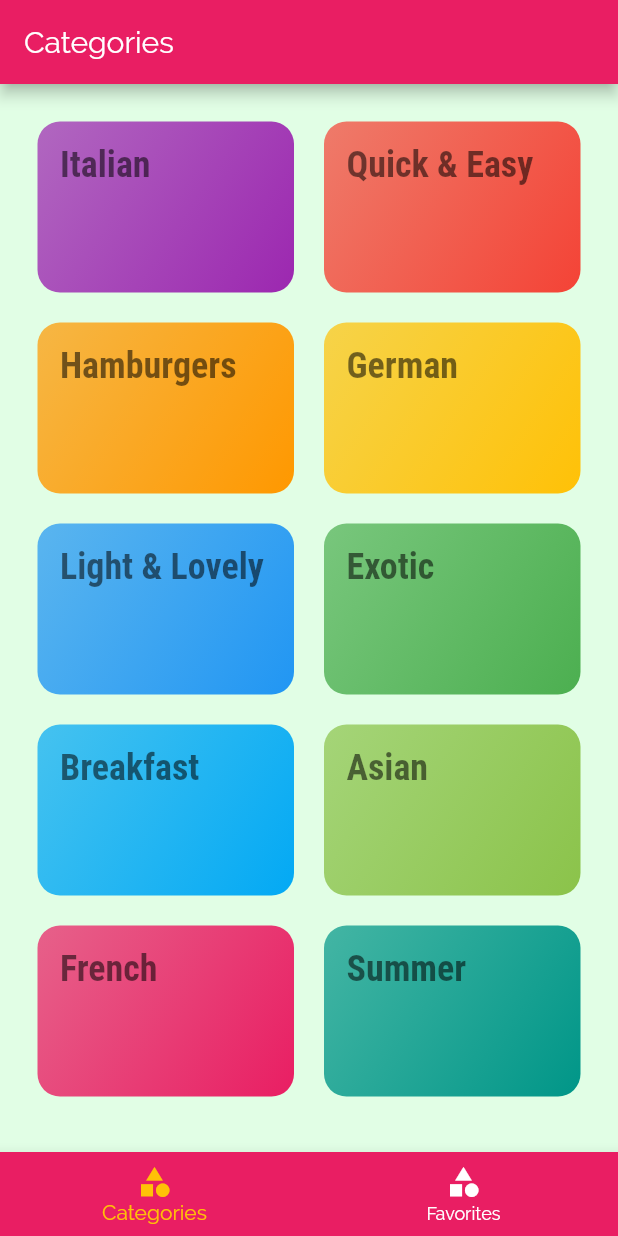
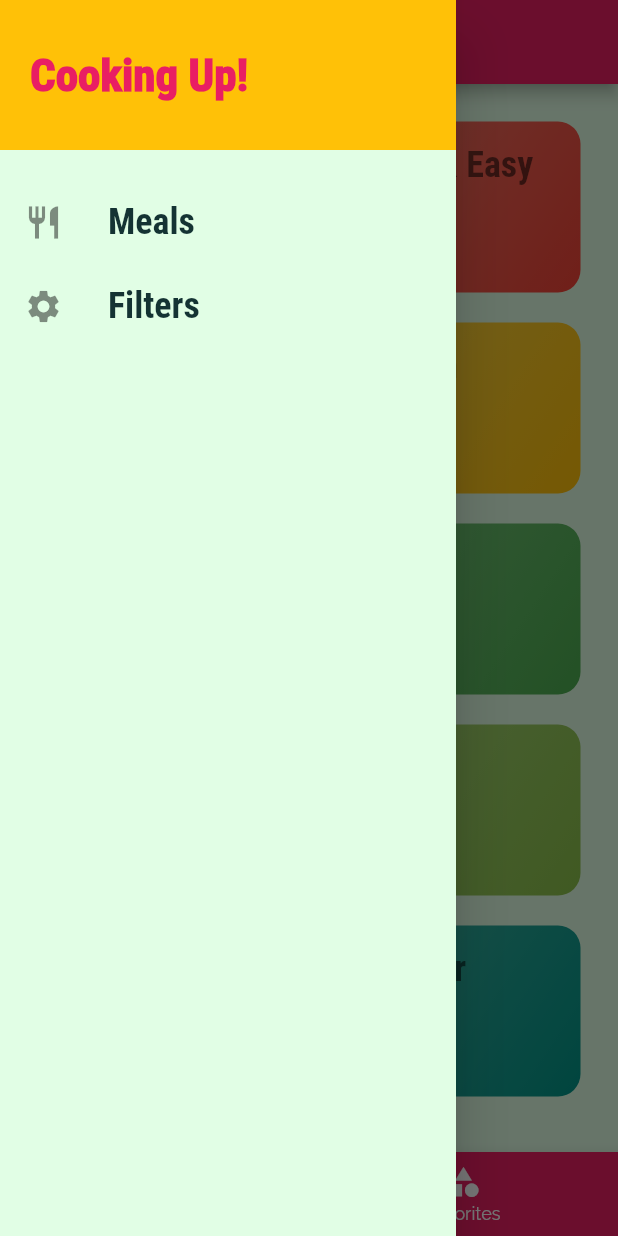
Before and after one commit to aalka061/myDishes, a Flutter app: the screen it shows after launch, with the side drawer open (before the commit the screen has no drawer), on a phone screen of 412 x 824 dp. Run offline on Flutter 3.47's test engine with Material 2 defaults, Android fonts, the phone set to English and light mode, and no system bars.

Commit message:
adding a customer drawer --173

```diff
--- a/lib/screens/tabs_screen.dart
+++ b/lib/screens/tabs_screen.dart
@@ -1,4 +1,6 @@
 import 'package:flutter/material.dart';
+
+import '../widgets/main_drawer.dart';
 import 'categories_screen.dart';
 import 'favorites_screen.dart';
 
@@ -37,6 +39,7 @@ class _TabsScreenState extends State<TabsScreen> {
         appBar: AppBar(
           title: Text(_pages[_selectedIndex]['title']),
         ),
+        drawer: MainDrawer(),
         body: _pages[_selectedIndex]['page'],
         bottomNavigationBar: BottomNavigationBar(
           onTap: _selectPage,
--- /dev/null
+++ b/lib/widgets/main_drawer.dart
@@ -0,0 +1,52 @@
+import 'package:flutter/material.dart';
+
+class MainDrawer extends StatelessWidget {
+  Widget buildListTile(String title, IconData icon) {
+    return ListTile(
+      leading: Icon(
+        icon,
+        size: 26,
+      ),
+      title: Text(
+        title,
+        style: TextStyle(
+          fontFamily: "RobotoCondensed",
+          fontSize: 24,
+          fontWeight: FontWeight.bold,
+        ),
+      ),
+      onTap: () {},
+    );
+  }
+
+  @override
+  Widget build(BuildContext context) {
+    return Drawer(
+      child: Column(
+        children: [
+          Container(
+            height: 100,
+            width: double.infinity,
+            color: Theme.of(context).accentColor,
+            padding: EdgeInsets.all(20),
+            alignment: Alignment.centerLeft,
+            child: Text(
+              "Cooking Up!",
+              style: TextStyle(
+                fontFamily: "RobotoCondensed",
+                fontSize: 30,
+                color: Theme.of(context).primaryColor,
+                fontWeight: FontWeight.w900,
+              ),
+            ),
+          ),
+          SizedBox(
+            height: 20,
+          ),
+          buildListTile("Meals", Icons.restaurant),
+          buildListTile("Filters", Icons.settings),
+        ],
+      ),
+    );
+  }
+}
```
